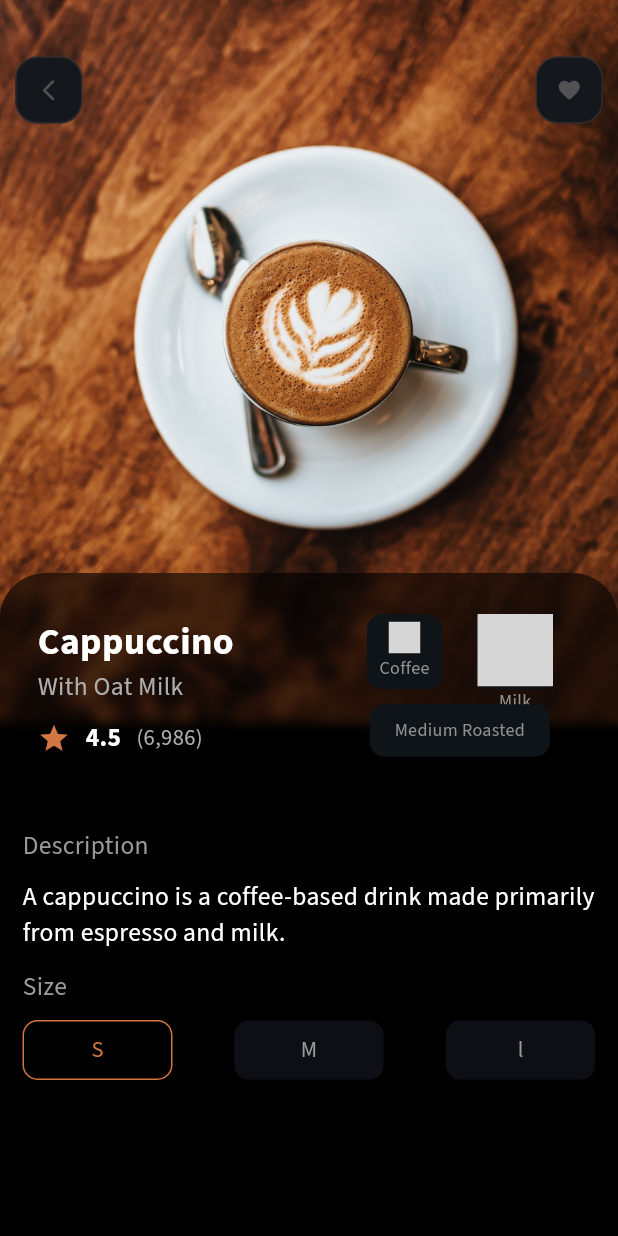
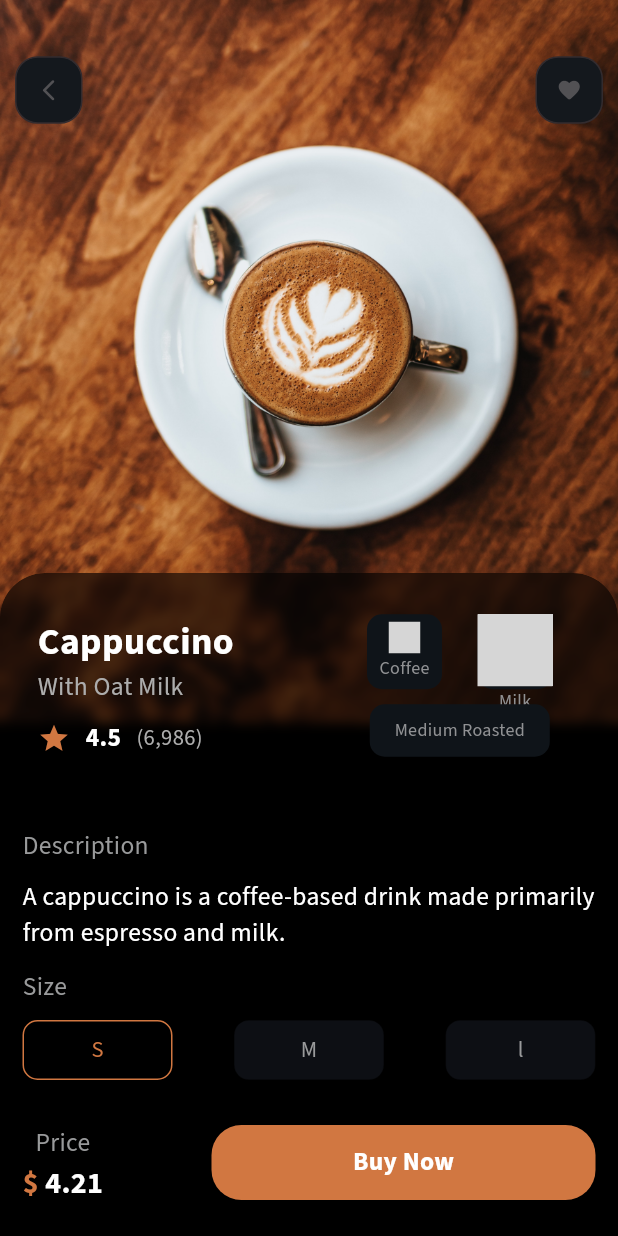
Before and after one commit to elidrocarburo/coffee_app_4sa, a Flutter app: the screen it shows after launch, after a tap on "4.5", on a phone screen of 412 x 824 dp. Run offline on Flutter 3.47's test engine with Material 3 defaults, Android fonts, the light colour scheme and no system bars; drawn by our look-alikes of glassmorphism_ui; our stand-ins replace google_fonts; missing offline and left inert: colorful_iconify_flutter, iconify_flutter; grey boxes are pictures that could not be loaded.

Commit message:
finished app

```diff
--- a/lib/screens/item_details.dart
+++ b/lib/screens/item_details.dart
@@ -293,7 +293,69 @@ class _ItemDetailsState extends State<ItemDetails> {
                               _buildSizeButton('l', 2)
                             ],
                           ),
-                        )
+                        ),
+                        SizedBox(height: 30.0),
+                        Container(
+                          width: screenWidth - 30.0,
+                          child: Row(
+                            mainAxisAlignment: MainAxisAlignment.spaceBetween,
+                            children: [
+                              Container(
+                                height: 50.0,
+                                child: Column(
+                                  children: [
+                                    Text('Price',
+                                    style: GoogleFonts.sourceSansPro(
+                                      color: Color(0xFF999A9B),
+                                      fontSize: 17.0
+                                    )
+                                    ),
+                                    Row(
+                                      children: [
+                                        Text(
+                                          '\$ ',
+                                          style: GoogleFonts.sourceSansPro(
+                                            fontWeight: FontWeight.bold,
+                                            color: ColorPalette().coffeeSelected,
+                                            fontSize: 20.0
+                                          ),
+                                        ),
+                                        Text(
+                                          widget.cItem.price.toString(),
+                                          style: GoogleFonts.sourceSansPro(
+                                            fontWeight: FontWeight.bold,
+                                            color: Colors.white,
+                                            fontSize: 20.0
+                                          ),
+                                        ),
+                                      ],
+                                    )
+                                  ],
+                                ),
+                              ),
+                              GestureDetector(
+                                onTap: () {},
+                                child: Container(
+                                  height: 50.0,
+                                  width: (screenWidth / 2) + 50.0,
+                                  decoration: BoxDecoration(
+                                    color: ColorPalette().coffeeSelected,
+                                    borderRadius: BorderRadius.circular(20.0)
+                                  ),
+                                  child: Center(
+                                    child: Text('Buy Now',
+                                    style: GoogleFonts.sourceSansPro(
+                                      fontWeight: FontWeight.bold,
+                                      color: Colors.white,
+                                      fontSize: 17.0
+                                    ),),
+                                  ),
+                                ),
+                              )
+                            ],
+                          ),
+                        ),
+                        SizedBox(height: 5.0)
                     ],
                   )
                 ],
```
